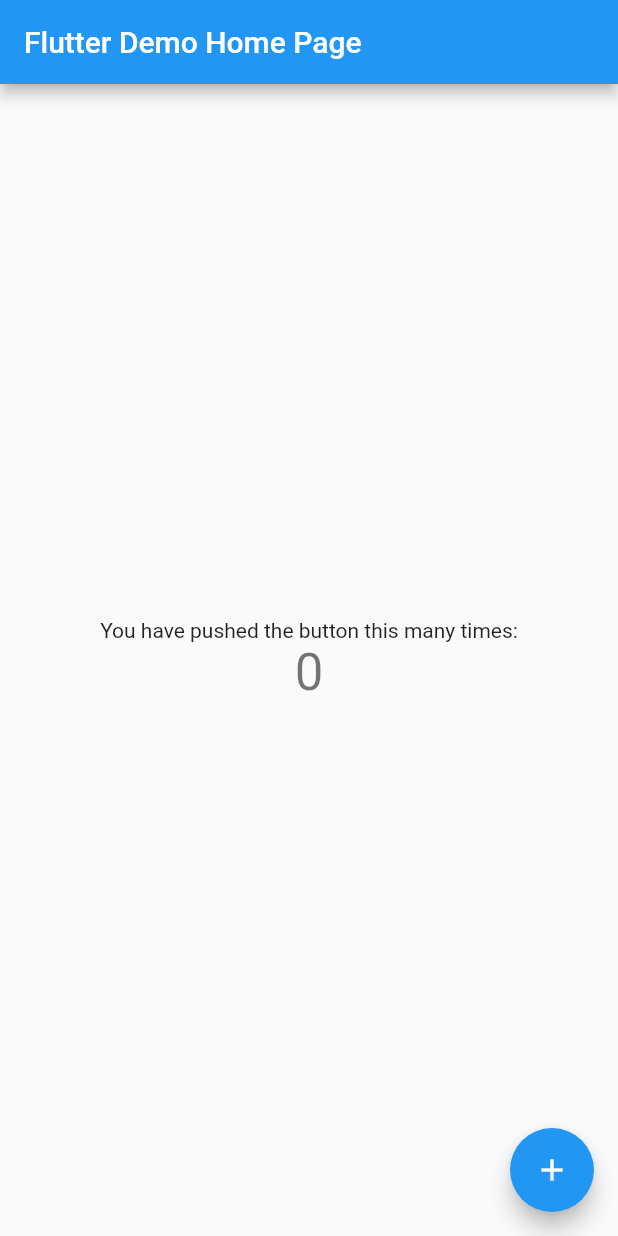
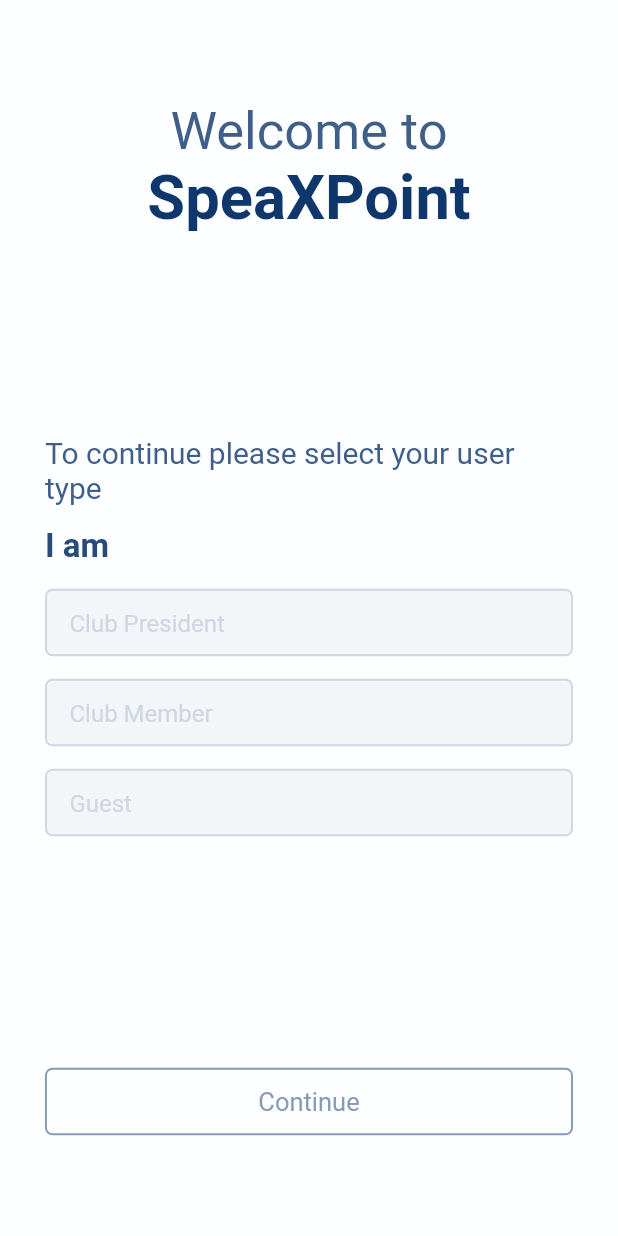
Before and after one commit to HamzehBajbouj/SpeaXPoint, a Flutter app: the screen it shows after launch, on a phone screen of 412 x 824 dp. Run offline on Flutter 3.47's test engine with Material 2 defaults, Android fonts, the phone set to English and light mode, and no system bars; our stand-ins replace firebase_core, get_it; accounts and stored records are empty.

Commit message:
adding the toastmaster log in screen

```diff
--- a/speaxpoint/lib/app/app_router.dart
+++ b/speaxpoint/lib/app/app_router.dart
@@ -1,11 +1,11 @@
 import 'package:flutter/material.dart';
 import 'package:speaxpoint/util/constants/router_paths.dart';
-import 'package:speaxpoint/views/home_screen.dart';
+import 'package:speaxpoint/views/speax_point_app.dart';
 
 Route<dynamic>? createRoute(settings) {
   switch (settings.name) {
     case RouterPaths.root:
-      return MaterialPageRoute(builder: (context) => const HomeScreen());
+      return MaterialPageRoute(builder: (context) => const SpeaxPointApp());
   }
   return null;
 }
--- a/speaxpoint/lib/main.dart
+++ b/speaxpoint/lib/main.dart
@@ -1,6 +1,5 @@
-import 'package:firebase_core/firebase_core.dart';
 import 'package:flutter/material.dart';
-import 'package:speaxpoint/views/home_screen.dart';
+import 'package:speaxpoint/views/speax_point_app.dart';
 
 import 'app/service_locator.dart';
 
@@ -8,5 +7,5 @@ Future<void> main() async {
   WidgetsFlutterBinding.ensureInitialized();
   initServiceLocator();
 
-  runApp(const HomeScreen());
+  runApp(const SpeaxPointApp());
 }
--- /dev/null
+++ b/speaxpoint/lib/util/constants/app_main_colors.dart
@@ -0,0 +1,20 @@
+import 'package:flutter/material.dart';
+
+class AppMainColors {
+  //p => prmiary
+  static const p100 = 0xFF0F376C;
+  static const p90 = 0xFF274B7B;
+  static const p80 = 0xFF3F5F89;
+  static const p70 = 0xFF577398;
+  static const p60 = 0xFF6F87A7;
+  static const p50 = 0xFF879BB5;
+  static const p40 = 0xFF9FAFC4;
+  static const p30 = 0xFFB7C3D3;
+  static const p20 = 0xFFCFD7E2;
+  static const p10 = 0xFFE7EBF0;
+  static const p5 = 0xFFF3F5F8;
+  static const backgroundAndContent = 0xFFFDFEFF;
+  static const selectedOption = 0xFFF7FAFF;
+  static const cardBackground = 0xFFFAFCFF;
+  static const warningError = Colors.redAccent;
+}
--- /dev/null
+++ b/speaxpoint/lib/util/constants/common_ui_properties.dart
@@ -0,0 +1,9 @@
+class CommonUIProperties {
+  static const fontType = "Roboto";
+  static const buttonRoundedEdges = 5.0;
+  static const textfieldRoundedEdges = 5.0;
+  static const buttonRoundedEdgesWidth = 1.3;
+  static const textfiledRoundedEdgesWidth = 1.3;
+  static const buttonHeight = 45.0;
+  static const buttonWidth = double.infinity;
+}
--- /dev/null
+++ b/speaxpoint/lib/util/ui_widgets/buttons.dart
@@ -0,0 +1,65 @@
+import 'package:flutter/material.dart';
+import 'package:speaxpoint/util/constants/app_main_colors.dart';
+import 'package:speaxpoint/util/constants/common_ui_properties.dart';
+
+SizedBox outlinedButton(
+    {required VoidCallback callBack, required String content}) {
+  return SizedBox(
+    width: CommonUIProperties.buttonWidth,
+    height: CommonUIProperties.buttonHeight,
+    child: Expanded(
+      child: OutlinedButton(
+        onPressed: callBack,
+        style: OutlinedButton.styleFrom(
+            splashFactory: NoSplash.splashFactory,
+            foregroundColor: Colors.transparent,
+            side: const BorderSide(
+                width: CommonUIProperties.buttonRoundedEdgesWidth,
+                color: Color(AppMainColors.p50)),
+            shape: const RoundedRectangleBorder(
+              borderRadius: BorderRadius.all(
+                  Radius.circular(CommonUIProperties.buttonRoundedEdges)),
+            )),
+        child: Text(
+          content,
+          style: const TextStyle(
+              fontFamily: CommonUIProperties.fontType,
+              color: Color(AppMainColors.p50),
+              fontWeight: FontWeight.normal,
+              fontSize: 17),
+        ),
+      ),
+    ),
+  );
+}
+
+SizedBox filledTextButton({required VoidCallback callBack,required String content}) {
+  return SizedBox(
+    width: CommonUIProperties.buttonWidth,
+    height: CommonUIProperties.buttonHeight,
+    child: Expanded(
+      child: TextButton(
+        onPressed: callBack,
+        style: TextButton.styleFrom(
+            splashFactory: NoSplash.splashFactory,
+            backgroundColor: const Color(AppMainColors.p100),
+            foregroundColor: Colors.transparent,
+            side: const BorderSide(
+                width: CommonUIProperties.buttonRoundedEdgesWidth,
+                color: Color(AppMainColors.p50)),
+            shape: const RoundedRectangleBorder(
+              borderRadius: BorderRadius.all(
+                  Radius.circular(CommonUIProperties.buttonRoundedEdges)),
+            )),
+        child: Text(
+          content,
+          style: const TextStyle(
+              fontFamily: CommonUIProperties.fontType,
+              color: Color(AppMainColors.backgroundAndContent),
+              fontWeight: FontWeight.normal,
+              fontSize: 17),
+        ),
+      ),
+    ),
+  );
+}
--- /dev/null
+++ b/speaxpoint/lib/util/ui_widgets/type_selection_options.dart
@@ -0,0 +1,60 @@
+import 'package:flutter/cupertino.dart';
+import 'package:speaxpoint/util/constants/app_main_colors.dart';
+import 'package:speaxpoint/util/constants/common_ui_properties.dart';
+
+class TypeSelectionOptions extends StatefulWidget {
+  const TypeSelectionOptions(this.selectItem,
+      {super.key,
+      required this.displayOptions,
+      required this.index,
+      required this.isSelected});
+
+  final String displayOptions;
+  final int index;
+  final bool isSelected;
+  final Function(int) selectItem;
+
+  @override
+  State<TypeSelectionOptions> createState() => _UserTypeOptionsState();
+}
+
+class _UserTypeOptionsState extends State<TypeSelectionOptions> {
+  @override
+  Widget build(BuildContext context) {
+    return Padding(
+      padding: const EdgeInsets.only(top: 15.0),
+      child: GestureDetector(
+        onTap: () => {widget.selectItem(widget.index)},
+        child: Container(
+          height: CommonUIProperties.buttonHeight,
+          width: double.infinity,
+          decoration: BoxDecoration(
+            color: widget.isSelected
+                ? const Color(AppMainColors.p100)
+                : const Color(AppMainColors.p5),
+            borderRadius:
+                BorderRadius.circular(CommonUIProperties.buttonRoundedEdges),
+            border: Border.all(
+              width: CommonUIProperties.buttonRoundedEdgesWidth,
+              color: const Color(AppMainColors.p20),
+            ),
+          ),
+          child: Padding(
+            padding: const EdgeInsets.only(left: 15, top: 12.5),
+            child: Text(
+              widget.displayOptions,
+              style: TextStyle(
+                fontFamily: CommonUIProperties.fontType,
+                fontSize: 16,
+                fontWeight: FontWeight.normal,
+                color: widget.isSelected
+                    ? const Color(AppMainColors.backgroundAndContent)
+                    : const Color(AppMainColors.p20),
+              ),
+            ),
+          ),
+        ),
+      ),
+    );
+  }
+}
--- a/speaxpoint/lib/views/home_screen.dart
+++ /dev/null
@@ -1,65 +0,0 @@
-import 'package:flutter/material.dart';
-import 'package:speaxpoint/app/app_router.dart';
-import 'package:speaxpoint/util/constants/router_paths.dart';
-
-class HomeScreen extends StatelessWidget {
-  const HomeScreen({super.key});
-
-  // This widget is the root of your application.
-  @override
-  Widget build(BuildContext context) {
-    return const MaterialApp(
-      onGenerateRoute: createRoute,
-      initialRoute: RouterPaths.root,
-      title: 'SpeaXPoint',
-      home: MyHomePage(title: 'Flutter Demo Home Page'),
-    );
-  }
-}
-
-class MyHomePage extends StatefulWidget {
-  const MyHomePage({super.key, required this.title});
-
-  final String title;
-
-  @override
-  State<MyHomePage> createState() => _MyHomePageState();
-}
-
-class _MyHomePageState extends State<MyHomePage> {
-  int _counter = 0;
-
-  void _incrementCounter() {
-    setState(() {
-      _counter++;
-    });
-  }
-
-  @override
-  Widget build(BuildContext context) {
-    return Scaffold(
-      appBar: AppBar(
-        title: Text(widget.title),
-      ),
-      body: Center(
-        child: Column(
-          mainAxisAlignment: MainAxisAlignment.center,
-          children: <Widget>[
-            const Text(
-              'You have pushed the button this many times:',
-            ),
-            Text(
-              '$_counter',
-              style: Theme.of(context).textTheme.headline4,
-            ),
-          ],
-        ),
-      ),
-      floatingActionButton: FloatingActionButton(
-        onPressed: _incrementCounter,
-        tooltip: 'Increment',
-        child: const Icon(Icons.add),
-      ),
-    );
-  }
-}
--- /dev/null
+++ b/speaxpoint/lib/views/log_in_screens/user_type_selection_screen.dart
@@ -0,0 +1,141 @@
+import 'package:flutter/material.dart';
+import 'package:speaxpoint/util/constants/app_main_colors.dart';
+import 'package:speaxpoint/util/constants/common_ui_properties.dart';
+import 'package:speaxpoint/util/ui_widgets/buttons.dart' as ui_widgets;
+import 'package:speaxpoint/util/ui_widgets/navigation.dart' as navigation;
+import 'package:speaxpoint/util/ui_widgets/type_selection_options.dart';
+import 'package:speaxpoint/views/log_in_screens/log_in_club_president/log_in_club_president.dart';
+import 'package:speaxpoint/views/log_in_screens/log_in_guest/log_in_guest.dart';
+import 'package:speaxpoint/views/log_in_screens/log_in_toastmaster.dart';
+
+//TODO: in case there is a free time
+/*
+ is to add a warning message when the user click on outline continue button when
+ there is not choice selected. the message can be a snackbar or text widget.
+ */
+
+class UserTypeSelection extends StatefulWidget {
+  const UserTypeSelection({super.key});
+
+  @override
+  State<UserTypeSelection> createState() => _UserTypeSelectionState();
+}
+
+class _UserTypeSelectionState extends State<UserTypeSelection> {
+  final List<String> _userTypes = ["Club President", "Club Member", "Guest"];
+
+  int _selectedItem = -1;
+
+  selectItem(index) {
+    setState(() {
+      _selectedItem = index;
+    });
+  }
+
+  @override
+  Widget build(BuildContext context) {
+    return Scaffold(
+      backgroundColor: const Color(AppMainColors.backgroundAndContent),
+      body: SafeArea(
+        child: Padding(
+          padding: const EdgeInsets.symmetric(horizontal: 30),
+          child: SizedBox(
+            width: double.infinity,
+            child: Column(
+              crossAxisAlignment: CrossAxisAlignment.center,
+              mainAxisAlignment: MainAxisAlignment.spaceAround,
+              children: [
+                Column(
+                  mainAxisSize: MainAxisSize.min,
+                  children: const [
+                    Text(
+                      "Welcome to",
+                      style: TextStyle(
+                        fontFamily: CommonUIProperties.fontType,
+                        fontSize: 35,
+                        fontWeight: FontWeight.normal,
+                        color: Color(AppMainColors.p80),
+                      ),
+                    ),
+                    Text(
+                      "SpeaXPoint",
+                      style: TextStyle(
+                        fontFamily: CommonUIProperties.fontType,
+                        fontSize: 41,
+                        fontWeight: FontWeight.w600,
+                        color: Color(AppMainColors.p100),
+                      ),
+                    ),
+                  ],
+                ),
+                Column(
+                  crossAxisAlignment: CrossAxisAlignment.start,
+                  mainAxisSize: MainAxisSize.min,
+                  children: [
+                    const Text(
+                      maxLines: 2,
+                      "To continue please select your user type",
+                      style: TextStyle(
+                        fontFamily: CommonUIProperties.fontType,
+                        fontSize: 20,
+                        fontWeight: FontWeight.normal,
+                        color: Color(AppMainColors.p80),
+                      ),
+                    ),
+                    const SizedBox(
+                      height: 15,
+                    ),
+                    const Text(
+                      "I am",
+                      style: TextStyle(
+                        fontFamily: CommonUIProperties.fontType,
+                        fontSize: 22,
+                        fontWeight: FontWeight.w600,
+                        color: Color(AppMainColors.p90),
+                      ),
+                    ),
+                    SizedBox(
+                      height: 200,
+                      child: ListView.builder(
+                        shrinkWrap: true,
+                        itemCount: 3,
+                        itemBuilder: ((context, index) {
+                          return TypeSelectionOptions(selectItem,
+                              index: index,
+                              isSelected: _selectedItem == index,
+                              displayOptions: _userTypes[index]);
+                        }),
+                      ),
+                    )
+                  ],
+                ),
+                _selectedItem > -1
+                    ? ui_widgets.filledTextButton(callBack:
+                        () => {
+                              //0 => presidnet . 1 => toastmaster , 2=>guest
+                              if (_selectedItem == 0)
+                                {
+                                  navigation.navigateNewScreen(
+                                      context, const LogInAsClubPresident())
+                                }
+                              else if (_selectedItem == 1)
+                                {
+                                  navigation.navigateNewScreen(
+                                      context, const LogInAsToastmaster())
+                                }
+                              else if (_selectedItem == 2)
+                                {
+                                  navigation.navigateNewScreen(
+                                      context, const LogInAsGuest())
+                                }
+                            },
+                        content: "Continue")
+                    : ui_widgets.outlinedButton(callBack: () => {}, content: "Continue"),
+              ],
+            ),
+          ),
+        ),
+      ),
+    );
+  }
+}
--- /dev/null
+++ b/speaxpoint/lib/views/speax_point_app.dart
@@ -0,0 +1,66 @@
+import 'package:flutter/material.dart';
+import 'package:speaxpoint/app/app_router.dart';
+import 'package:speaxpoint/util/constants/router_paths.dart';
+import 'package:speaxpoint/views/log_in_screens/user_type_selection_screen.dart';
+
+class SpeaxPointApp extends StatelessWidget {
+  const SpeaxPointApp({super.key});
+
+  // This widget is the root of your application.
+  @override
+  Widget build(BuildContext context) {
+    return const MaterialApp(
+      onGenerateRoute: createRoute,
+      initialRoute: RouterPaths.root,
+      title: 'SpeaXPoint',
+      home: UserTypeSelection(),
+    );
+  }
+}
+
+// class MyHomePage extends StatefulWidget {
+//   const MyHomePage({super.key, required this.title});
+
+//   final String title;
+
+//   @override
+//   State<MyHomePage> createState() => _MyHomePageState();
+// }
+
+// class _MyHomePageState extends State<MyHomePage> {
+//   int _counter = 0;
+
+//   void _incrementCounter() {
+//     setState(() {
+//       _counter++;
+//     });
+//   }
+
+//   @override
+//   Widget build(BuildContext context) {
+//     return Scaffold(
+//       appBar: AppBar(
+//         title: Text(widget.title),
+//       ),
+//       body: Center(
+//         child: Column(
+//           mainAxisAlignment: MainAxisAlignment.center,
+//           children: <Widget>[
+//             const Text(
+//               'You have pushed the button this many times:',
+//             ),
+//             Text(
+//               '$_counter',
+//               style: Theme.of(context).textTheme.headline4,
+//             ),
+//           ],
+//         ),
+//       ),
+//       floatingActionButton: FloatingActionButton(
+//         onPressed: _incrementCounter,
+//         tooltip: 'Increment',
+//         child: const Icon(Icons.add),
+//       ),
+//     );
+//   }
+// }
```
Also changed, not shown: speaxpoint/lib/util/input_regex_validation.dart (added, +8 -0 lines), speaxpoint/lib/util/ui_widgets/navigation.dart (added, +8 -0 lines), speaxpoint/lib/util/ui_widgets/text_fields.dart (added, +83 -0 lines), speaxpoint/lib/views/log_in_screens/log_in_club_president/log_in_club_president.dart (added, +15 -0 lines), speaxpoint/lib/views/log_in_screens/log_in_guest/log_in_guest.dart (added, +15 -0 lines), speaxpoint/lib/views/log_in_screens/log_in_toastmaster.dart (added, +147 -0 lines).
